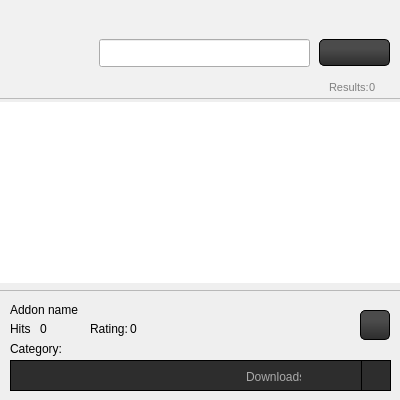
This is src/gui/form/addonswidget.ui in mynew1/Circle-Launcher as Qt 5 draws it before an edit. The edited form follows.
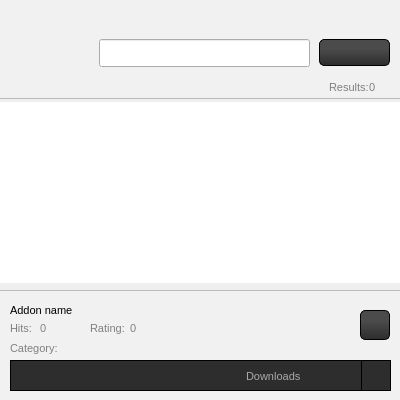
This is the edited form. Icons and pictures are not drawn.

Commit message: Correct stylesheet for windows.

Patch:
```diff
--- a/src/gui/form/addonswidget.ui
+++ b/src/gui/form/addonswidget.ui
@@ -168,13 +168,17 @@
     </rect>
    </property>
    <property name="styleSheet">
-    <string notr="true">
+    <string notr="true">QFrame {
+	color: gray;
+	font: 8pt ;
+}
+
 QFrame#lowFrame {
 	background-color: #f1f1f1;
-
+	border-width: 1px;
+	border-color: #c4c1bd;
 }
-color: gray;
-font: 8pt ;</string>
+</string>
    </property>
    <property name="frameShape">
     <enum>QFrame::StyledPanel</enum>
```
Left out of the diff: 2 changed lines with no effect on the pictures.
